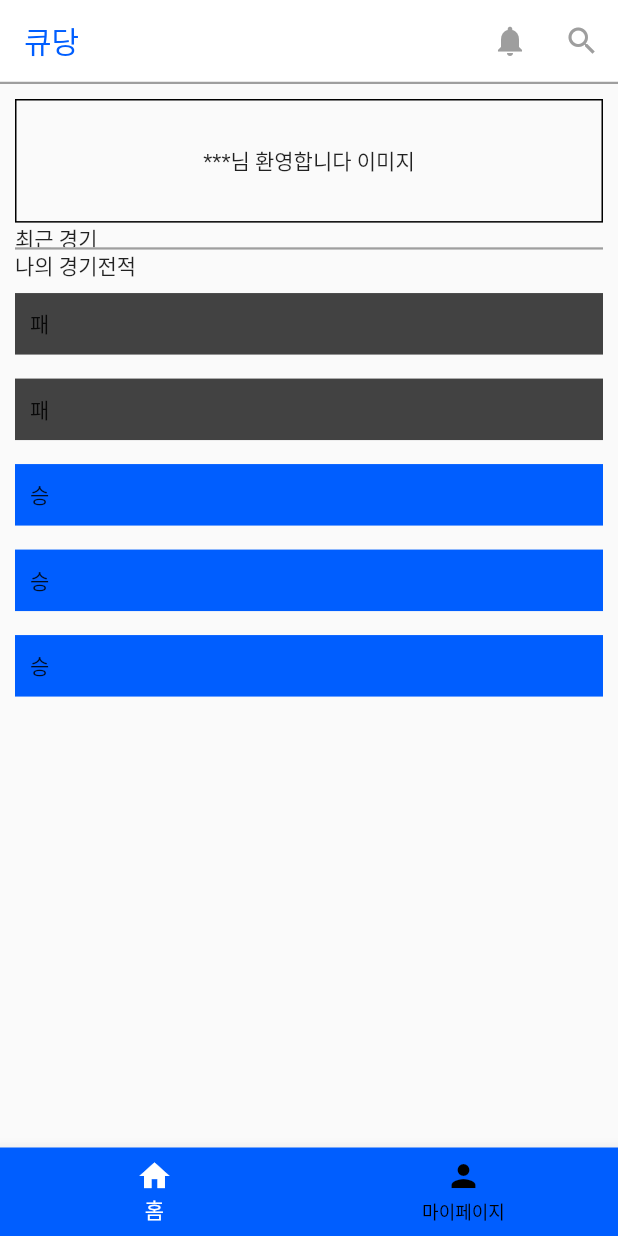
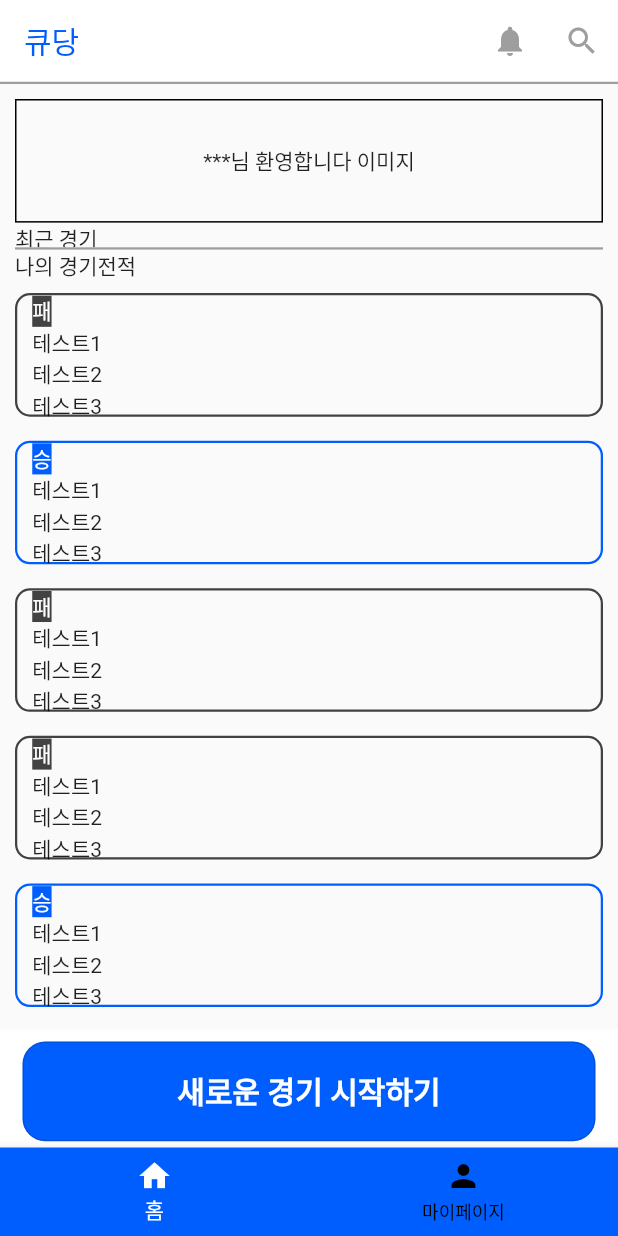
Before and after one commit to komh0086/Flutter_Practice, a Flutter app: the screen it shows after launch, on a phone screen of 412 x 824 dp. Run offline on Flutter 3.47's test engine with Material 2 defaults, Android fonts, the light colour scheme and no system bars.

Commit message:
edit_homeScreen

```diff
--- a/q_dang/lib/component/record/widget_record.dart
+++ b/q_dang/lib/component/record/widget_record.dart
@@ -3,24 +3,62 @@ import 'dart:js_util';
 import 'package:flutter/material.dart';
 import 'package:q_dang/constant/constants.dart';
 
+import '../../model/Redord.dart';
+
 class WidgetRecord extends StatelessWidget {
+  Record record;
+  Color? mainColor;
 
-  String record;
+  List<String> TestNickNames = ["테스트1", "테스트2", "테스트3"];
 
-  WidgetRecord({required this.record});
+  WidgetRecord({super.key, required this.record});
+
+  void init() {
+    if (record.result.contains("패")) {
+      mainColor = const Color(0xFF424242);
+    } else {
+      mainColor = kMainColor;
+    }
+  }
 
   @override
   Widget build(BuildContext context) {
     Size size = MediaQuery.of(context).size;
+
+    init();
+
     return Container(
-      child: Padding(
-          padding: EdgeInsets.symmetric(vertical: 8),
-          child: Container(
-            padding: EdgeInsets.all(10),
-            child: Text(record),
-            color: record.contains("패") ? Colors.grey[800] : kMainColor,
-          )
-        )
-      );
+        child: Padding(
+            padding: EdgeInsets.symmetric(vertical: 8),
+            child: Container(
+                height: size.height * 0.1,
+                padding: EdgeInsets.symmetric(
+                  horizontal: 10,
+                ),
+                decoration: BoxDecoration(
+                    borderRadius: BorderRadius.circular(10),
+                    border: Border.all(
+                      width: 1.5,
+                      color: mainColor!,
+                    )),
+                child: Column(
+                    mainAxisAlignment: MainAxisAlignment.start,
+                    crossAxisAlignment: CrossAxisAlignment.start,
+                    children: [
+                      Text(
+                        record.result,
+                        textAlign: TextAlign.start,
+                        style: TextStyle(
+                            //     background: Paint()
+                            //       ..color = mainColor!
+                            //       ..strokeWidth = 17
+                            //       ..style = PaintingStyle.stroke,
+                            backgroundColor: mainColor,
+                            color: Colors.white),
+                      ),
+                      Column(
+                        children: TestNickNames.map((e) => Text(e)).toList(),
+                      )
+                    ]))));
   }
 }
--- /dev/null
+++ b/q_dang/lib/model/Redord.dart
@@ -0,0 +1,7 @@
+class Record {
+  // List<String> players_nickName;
+  // List<int> players_score;
+  String result;
+
+  Record({required this.result});
+}
--- a/q_dang/lib/screen/home/screen_home.dart
+++ b/q_dang/lib/screen/home/screen_home.dart
@@ -1,5 +1,8 @@
 import 'package:flutter/material.dart';
 import 'package:q_dang/component/record/widget_record.dart';
+import 'package:q_dang/constant/constants.dart';
+
+import '../../model/Redord.dart';
 
 class ScreenHome extends StatefulWidget {
 //여기서 API호출 받고 매핑
@@ -9,7 +12,13 @@ class ScreenHome extends StatefulWidget {
 }
 
 class _ScreenHomeState extends State<ScreenHome> {
-  List<String> TestRecordList = ['패', '패', '승', '승', '승'];
+  List<Record> TestRecordList = [
+    new Record(result: '패'),
+    new Record(result: '승'),
+    new Record(result: '패'),
+    new Record(result: '패'),
+    new Record(result: '승'),
+  ];
 
   @override
   Widget build(BuildContext context) {
@@ -17,13 +26,15 @@ class _ScreenHomeState extends State<ScreenHome> {
     double height = size.height;
     double width = size.width;
 
-    return SingleChildScrollView(
+    return Container(
+      height: height,
+      child: Stack(children: [
+        SingleChildScrollView(
           scrollDirection: Axis.vertical,
           child: Padding(
             padding: EdgeInsets.all(10),
             child: Column(
-          mainAxisAlignment: MainAxisAlignment.center,
-          crossAxisAlignment: CrossAxisAlignment.start,
+                crossAxisAlignment: CrossAxisAlignment.stretch,
                 children: [
                   Container(
                     height: height * 0.1,
@@ -43,11 +54,37 @@ class _ScreenHomeState extends State<ScreenHome> {
                   Text('나의 경기전적'),
                   Column(
                     crossAxisAlignment: CrossAxisAlignment.stretch,
-              children: TestRecordList
-              .map((e) => WidgetRecord(record: e)).toList(),
+                    children: TestRecordList.map((e) => WidgetRecord(record: e))
+                        .toList(),
                   )
                 ]),
           ),
+        ),
+        Positioned(
+            top: height * 0.765,
+            child: Container(
+              width: width,
+              height: height * 0.1,
+              color: Colors.white,
+              child: Padding(
+                padding: EdgeInsets.symmetric(horizontal: 15, vertical: 8),
+                child: OutlinedButton(
+                  child: Text(
+                    '새로운 경기 시작하기',
+                    style: TextStyle(
+                        color: Colors.white,
+                        fontSize: 20,
+                        fontWeight: FontWeight.bold),
+                  ),
+                  style: OutlinedButton.styleFrom(
+                      backgroundColor: kMainColor,
+                      shape: RoundedRectangleBorder(
+                          borderRadius: BorderRadius.circular(15))),
+                  onPressed: () {},
+                ),
+              ),
+            ))
+      ]),
     );
   }
 }
```
Lines whose indentation alone changed are shown as unchanged.
